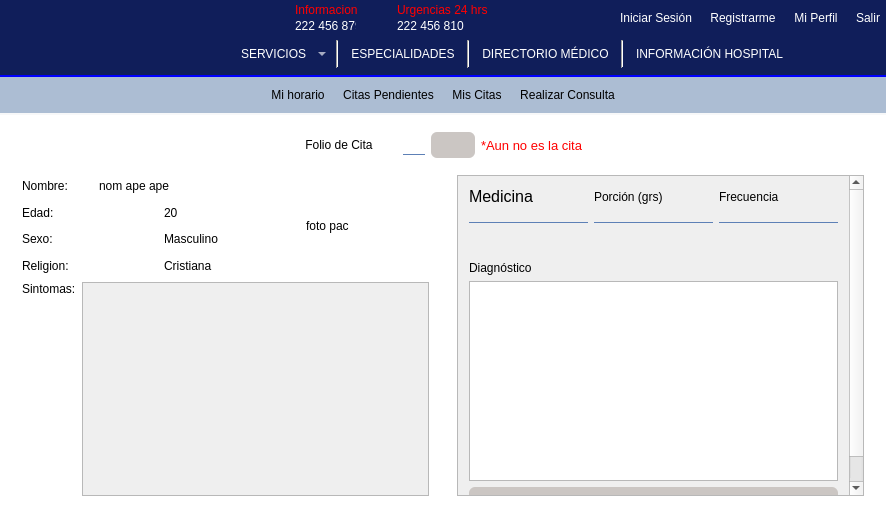
Old version of the form mainwindow.ui in the repository Laloses/Hospital.
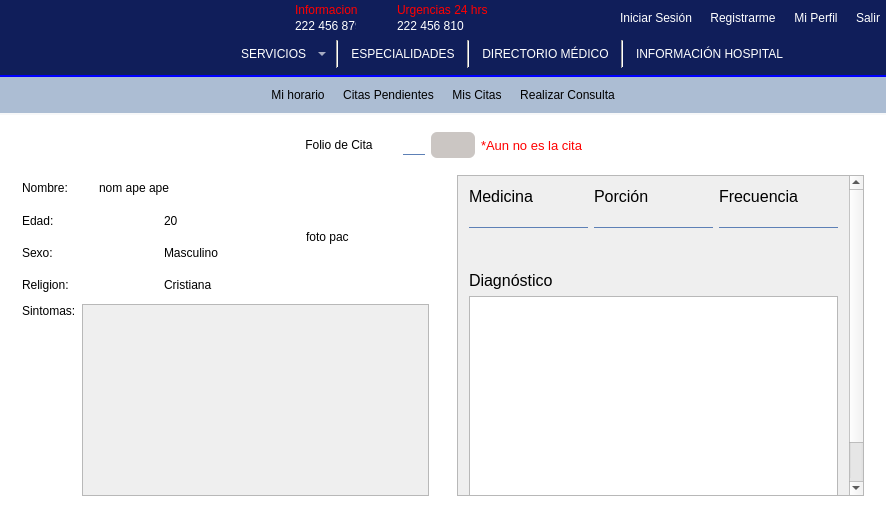
New version of the form. The open tabs and pages were chosen to show the change. Icons and pictures are not drawn.

Commit message:
inserts concluidos
todo terminado

What changed in the file:
```diff
--- a/mainwindow.ui
+++ b/mainwindow.ui
@@ -3558,6 +3558,12 @@
                </item>
                <item row="0" column="1">
                 <widget class="QLabel" name="lb_imgPac">
+                 <property name="sizePolicy">
+                  <sizepolicy hsizetype="Expanding" vsizetype="Expanding">
+                   <horstretch>0</horstretch>
+                   <verstretch>0</verstretch>
+                  </sizepolicy>
+                 </property>
                  <property name="minimumSize">
                   <size>
                    <width>30</width>
@@ -3615,6 +3621,12 @@
             </item>
             <item row="2" column="2" colspan="2">
              <widget class="QStackedWidget" name="sw_historialReceta">
+              <property name="sizePolicy">
+               <sizepolicy hsizetype="Expanding" vsizetype="Preferred">
+                <horstretch>0</horstretch>
+                <verstretch>0</verstretch>
+               </sizepolicy>
+              </property>
               <property name="minimumSize">
                <size>
                 <width>391</width>
@@ -3904,11 +3916,25 @@
                <layout class="QGridLayout" name="gridLayout_40">
                 <item row="0" column="0">
                  <widget class="QScrollArea" name="sa_receta">
+                  <property name="sizeIncrement">
+                   <size>
+                    <width>0</width>
+                    <height>1</height>
+                   </size>
+                  </property>
+                  <property name="font">
+                   <font>
+                    <pointsize>12</pointsize>
+                   </font>
+                  </property>
+                  <property name="styleSheet">
+                   <string notr="true">font-size:12pt;</string>
+                  </property>
                   <property name="horizontalScrollBarPolicy">
                    <enum>Qt::ScrollBarAlwaysOff</enum>
                   </property>
                   <property name="sizeAdjustPolicy">
-                   <enum>QAbstractScrollArea::AdjustToContents</enum>
+                   <enum>QAbstractScrollArea::AdjustIgnored</enum>
                   </property>
                   <property name="widgetResizable">
                    <bool>true</bool>
@@ -3919,7 +3945,7 @@
                      <x>0</x>
                      <y>0</y>
                      <width>393</width>
-                     <height>383</height>
+                     <height>389</height>
                     </rect>
                    </property>
                    <layout class="QVBoxLayout" name="verticalLayout_30">
@@ -3959,7 +3985,7 @@
                         <item>
                          <widget class="QLabel" name="label_9">
                           <property name="text">
-                           <string>Porción (grs)</string>
+                           <string>Porción</string>
                           </property>
                          </widget>
                         </item>
```
Left out of the diff: 14 changed lines with no effect on the pictures. The commit also changes 2 other files.
